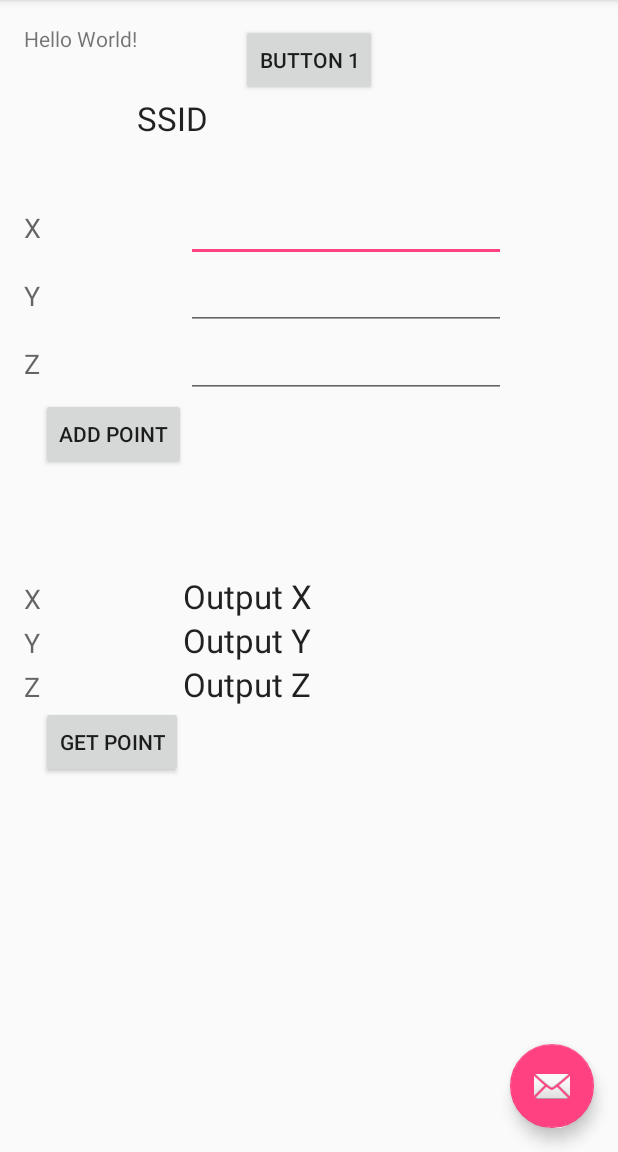
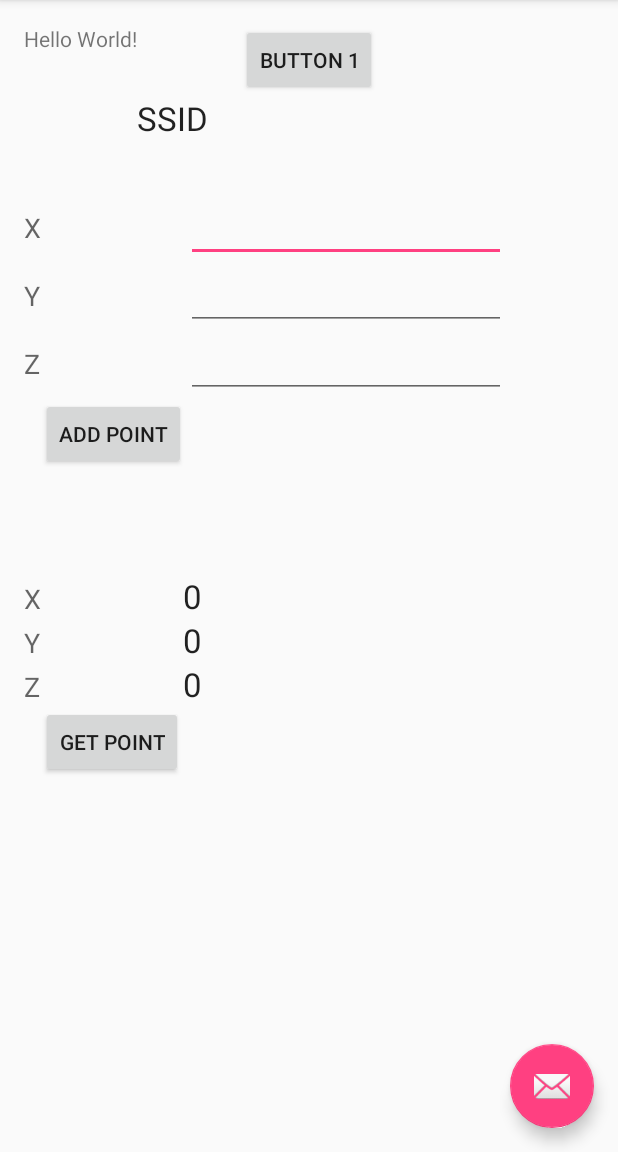
Before and after one commit to bensearle/IndoorMapping, an Android app: the screen it shows after launch (MainActivity), after a tap on "GET POINT", on a phone screen of 412 x 824 dp, the part 84-1236 px from its top. Run offline under Robolectric (Android 15) with nearby library versions, the phone set to English and light mode, and no system bars.

Commit message:
Basic User Interaction

```diff
--- a/Mapper_3/app/src/main/java/bensearle/mapper_3/MainActivity.java
+++ b/Mapper_3/app/src/main/java/bensearle/mapper_3/MainActivity.java
@@ -14,6 +14,8 @@ import android.view.View;
 import android.view.Menu;
 import android.view.MenuItem;
 import android.widget.Button;
+import android.widget.EditText;
+import android.widget.RemoteViews;
 import android.widget.TextView;
 
 import java.util.ArrayList;
@@ -72,12 +74,43 @@ public class MainActivity extends AppCompatActivity {
 
     public List<ScanResult> WAPs; // list of wireless access points
 
+    public int testX;
+    public int testY;
+    public int testZ;
+
     public void AddPoint(View v){
 
+        Log.d("AddPoint","In  ("+testX+","+testY+","+testZ+")");
+
+        EditText viewX = (EditText) findViewById(R.id.InputX);
+        EditText viewY = (EditText) findViewById(R.id.InputY);
+        EditText viewZ = (EditText) findViewById(R.id.InputZ);
+
+        Integer inputX = Integer.parseInt(viewX.getText().toString());
+        Integer inputY = Integer.parseInt(viewY.getText().toString());
+        Integer inputZ = Integer.parseInt(viewZ.getText().toString());
+
+        testX = inputX;
+        testY = inputY;
+        testZ = inputZ;
+
+        Log.d("AddPoint","Out ("+testX+","+testY+","+testZ+")");
         //((Button) v).setText("executed");
     }
 
     public void GetPoint(View v){
+
+        Log.d("GetPoint","In  ("+testX+","+testY+","+testZ+")");
+
+        TextView ouputX = (TextView)findViewById(R.id.OutputX);
+        TextView ouputY = (TextView)findViewById(R.id.OutputY);
+        TextView ouputZ = (TextView)findViewById(R.id.OutputZ);
+
+        ouputX.setText(""+testX);
+        ouputY.setText(""+testY);
+        ouputZ.setText(""+testZ);
+
+        Log.d("GetPoint", "Out  (" + testX + "," + testY + "," + testZ + ")");
 
         //((Button) v).setText("executed");
     }
--- a/Mapper_3/app/src/main/res/layout/content_main.xml
+++ b/Mapper_3/app/src/main/res/layout/content_main.xml
@@ -231,7 +231,7 @@
         android:layout_height="wrap_content"
         android:textAppearance="?android:attr/textAppearanceLarge"
         android:text="SSID"
-        android:id="@+id/outputSSID"
+        android:id="@+id/OutputSSID"
         android:layout_below="@+id/button1"
         android:layout_toEndOf="@+id/textView" />
 
```
